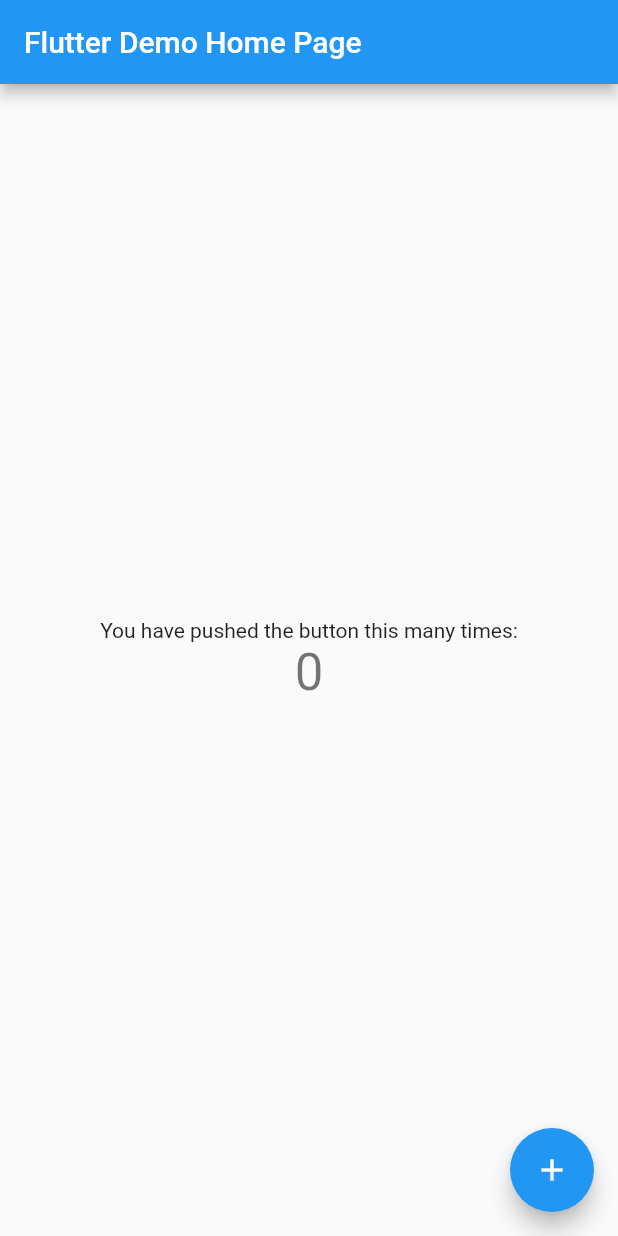
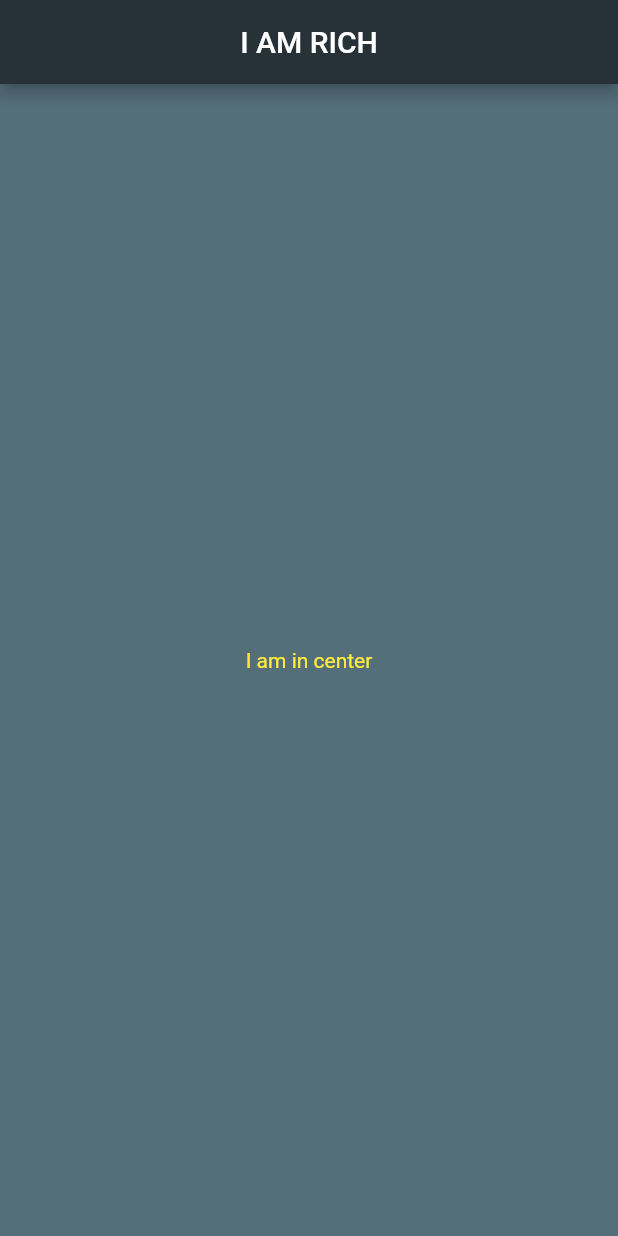
Before and after one commit to hhimanshu/i_am_rich, a Flutter app: the screen it shows after launch, on a phone screen of 412 x 824 dp. Run offline on Flutter 3.47's test engine with Material 2 defaults, Android fonts, the phone set to English and light mode, and no system bars.

Commit message:
feat: getting I am Rich App base

```diff
--- a/lib/main.dart
+++ b/lib/main.dart
@@ -10,106 +10,34 @@ class MyApp extends StatelessWidget {
   // This widget is the root of your application.
   @override
   Widget build(BuildContext context) {
-    return MaterialApp(
-      title: 'Flutter Demo',
-      theme: ThemeData(
-        // This is the theme of your application.
-        //
-        // Try running your application with "flutter run". You'll see the
-        // application has a blue toolbar. Then, without quitting the app, try
-        // changing the primarySwatch below to Colors.green and then invoke
-        // "hot reload" (press "r" in the console where you ran "flutter run",
-        // or simply save your changes to "hot reload" in a Flutter IDE).
-        // Notice that the counter didn't reset back to zero; the application
-        // is not restarted.
-        primarySwatch: Colors.blue,
-      ),
-      home: const MyHomePage(title: 'Flutter Demo Home Page'),
+    return const MaterialApp(
+      title: 'I am rich app',
+      home: MyHomePage(),
     );
   }
 }
 
-class MyHomePage extends StatefulWidget {
-  const MyHomePage({Key? key, required this.title}) : super(key: key);
-
-  // This widget is the home page of your application. It is stateful, meaning
-  // that it has a State object (defined below) that contains fields that affect
-  // how it looks.
-
-  // This class is the configuration for the state. It holds the values (in this
-  // case the title) provided by the parent (in this case the App widget) and
-  // used by the build method of the State. Fields in a Widget subclass are
-  // always marked "final".
-
-  final String title;
-
-  @override
-  State<MyHomePage> createState() => _MyHomePageState();
-}
-
-class _MyHomePageState extends State<MyHomePage> {
-  int _counter = 0;
-
-  void _incrementCounter() {
-    setState(() {
-      // This call to setState tells the Flutter framework that something has
-      // changed in this State, which causes it to rerun the build method below
-      // so that the display can reflect the updated values. If we changed
-      // _counter without calling setState(), then the build method would not be
-      // called again, and so nothing would appear to happen.
-      _counter++;
-    });
-  }
+class MyHomePage extends StatelessWidget {
+  const MyHomePage({Key? key}) : super(key: key);
 
   @override
   Widget build(BuildContext context) {
-    // This method is rerun every time setState is called, for instance as done
-    // by the _incrementCounter method above.
-    //
-    // The Flutter framework has been optimized to make rerunning build methods
-    // fast, so that you can just rebuild anything that needs updating rather
-    // than having to individually change instances of widgets.
     return Scaffold(
+      backgroundColor: Colors.blueGrey[600],
       appBar: AppBar(
-        // Here we take the value from the MyHomePage object that was created by
-        // the App.build method, and use it to set our appbar title.
-        title: Text(widget.title),
-      ),
-      body: Center(
-        // Center is a layout widget. It takes a single child and positions it
-        // in the middle of the parent.
-        child: Column(
-          // Column is also a layout widget. It takes a list of children and
-          // arranges them vertically. By default, it sizes itself to fit its
-          // children horizontally, and tries to be as tall as its parent.
-          //
-          // Invoke "debug painting" (press "p" in the console, choose the
-          // "Toggle Debug Paint" action from the Flutter Inspector in Android
-          // Studio, or the "Toggle Debug Paint" command in Visual Studio Code)
-          // to see the wireframe for each widget.
-          //
-          // Column has various properties to control how it sizes itself and
-          // how it positions its children. Here we use mainAxisAlignment to
-          // center the children vertically; the main axis here is the vertical
-          // axis because Columns are vertical (the cross axis would be
-          // horizontal).
-          mainAxisAlignment: MainAxisAlignment.center,
-          children: <Widget>[
-            const Text(
-              'You have pushed the button this many times:',
-            ),
-            Text(
-              '$_counter',
-              style: Theme.of(context).textTheme.headline4,
-            ),
-          ],
+        backgroundColor: Colors.blueGrey[900],
+        title: const Center(
+            child: Text('I AM RICH')
         ),
       ),
-      floatingActionButton: FloatingActionButton(
-        onPressed: _incrementCounter,
-        tooltip: 'Increment',
-        child: const Icon(Icons.add),
-      ), // This trailing comma makes auto-formatting nicer for build methods.
+      body: const Center(
+          child: Text(
+              'I am in center',
+            style: TextStyle(
+              color: Colors.yellow
+            ),
+          )
+      ),
     );
   }
 }
```
Also changed, not shown: 1 other file.
